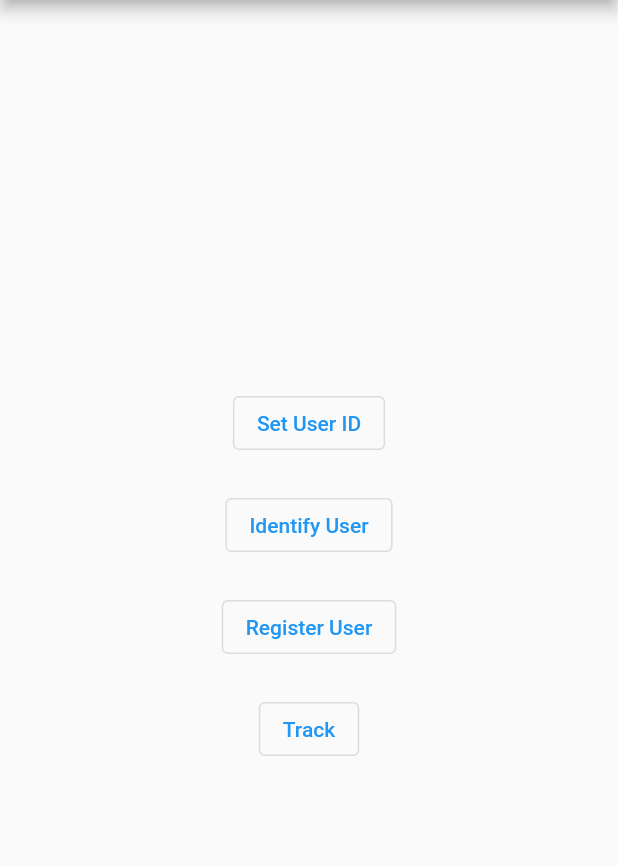
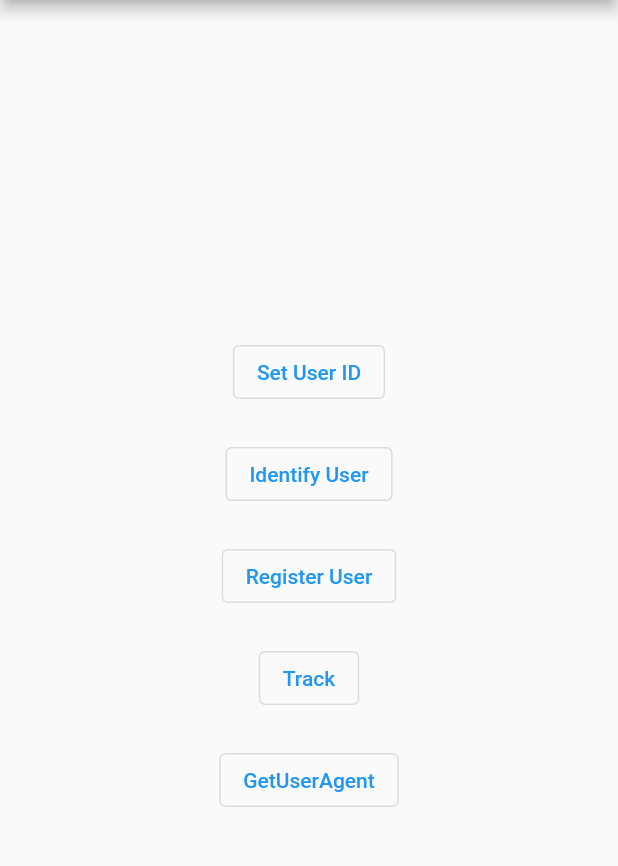
Before and after one commit to diegoroso-dito/myapp_flutter, a Flutter app: the screen it shows after launch, on a phone screen of 412 x 824 dp, the part 84-950 px from its top. Run offline on Flutter 3.47's test engine with Material 2 defaults, Android fonts, the phone set to English and light mode, and no system bars; missing offline and left inert: dito_flutter_sdk.

Commit message:
add method to set user agent

```diff
--- a/lib/main.dart
+++ b/lib/main.dart
@@ -80,6 +80,13 @@ class _MyHomePageState extends State<MyHomePage> {
             },
             child: const Text('Track'),
           ),
+          const SizedBox(height: 20),
+          OutlinedButton(
+            onPressed: () {
+              DitoSDK().setUserAgent('MyApp/1.0 (Android 12; Google Pixel 6)');
+            },
+            child: const Text('GetUserAgent'),
+          ),
         ],
       ),
     );
```
Also changed, not shown: pubspec.lock, 1 other file.
